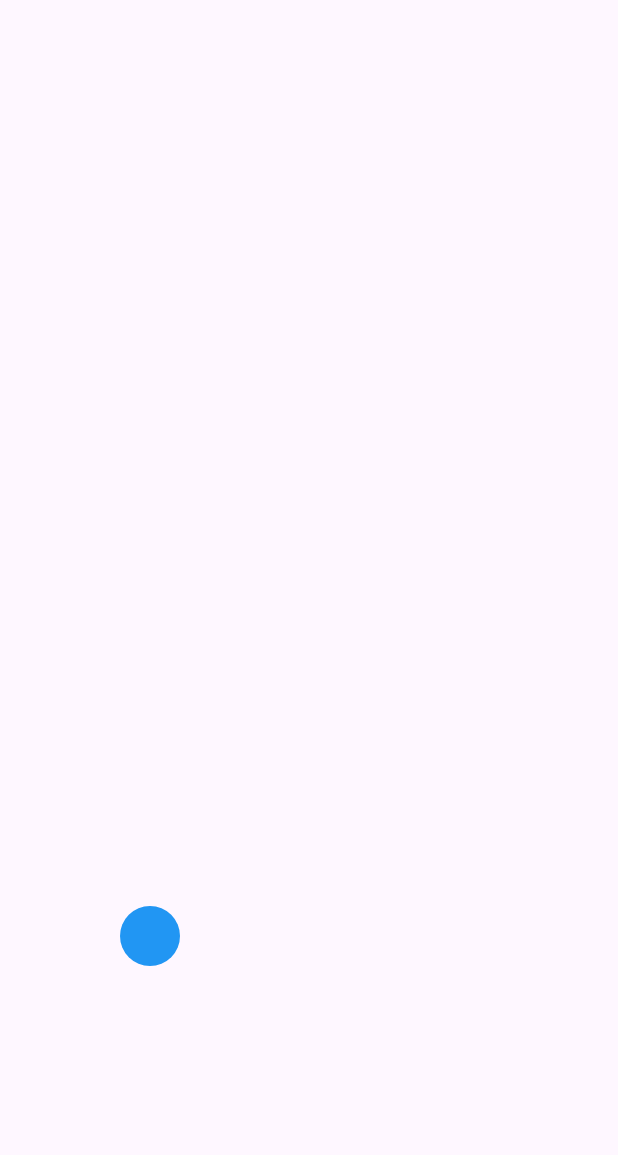
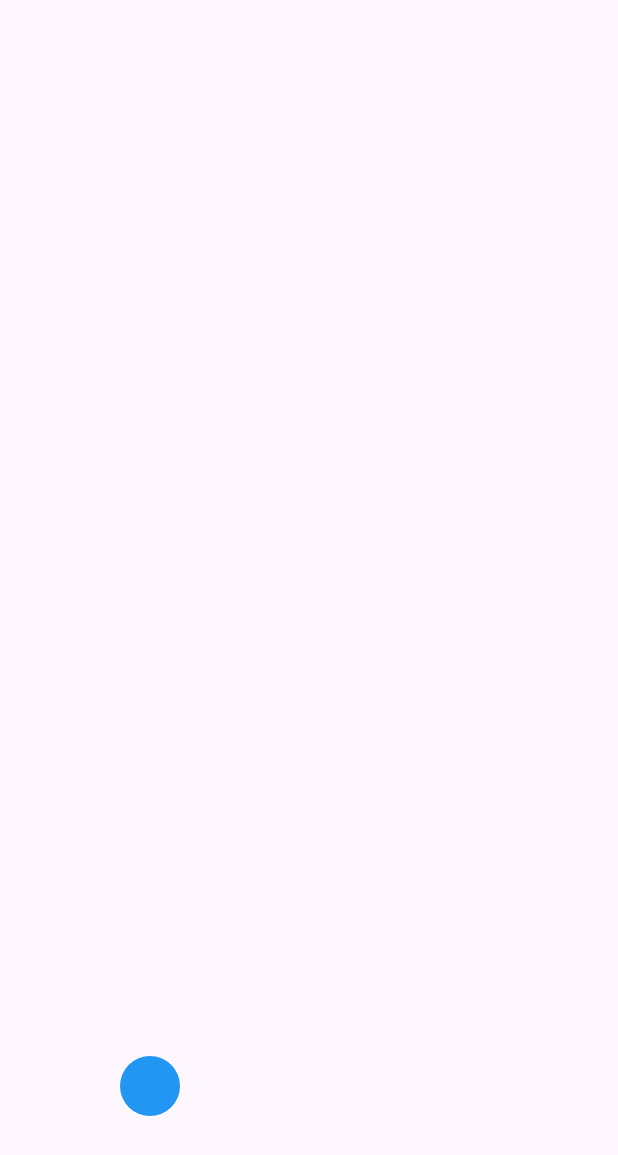
Before and after one commit to jayawardhanadskp/AnimationsFlutter, a Flutter app: the screen it shows after launch, on a phone screen of 412 x 824 dp. Shown: the top 1155 px of the screen. Run offline on Flutter 3.47's test engine with Material 3 defaults, Android fonts, the phone set to English and light mode, and no system bars.

Commit message:
snimation done

```diff
--- a/lib/custom_painter_example/bouncing_ball_animation.dart
+++ b/lib/custom_painter_example/bouncing_ball_animation.dart
@@ -7,7 +7,28 @@ class BouncingBallAnimation extends StatefulWidget {
   State<BouncingBallAnimation> createState() => _BouncingBallAnimationState();
 }
 
-class _BouncingBallAnimationState extends State<BouncingBallAnimation> {
+class _BouncingBallAnimationState extends State<BouncingBallAnimation>
+    with SingleTickerProviderStateMixin {
+  late AnimationController controller;
+  late Animation<double> animation;
+  @override
+  void initState() {
+    super.initState();
+    controller =
+        AnimationController(vsync: this, duration: const Duration(seconds: 1));
+    animation = Tween<double>(begin: 0, end: 1).animate(controller);
+
+    controller.forward();
+
+    animation.addStatusListener((status) {
+      if (status == AnimationStatus.completed) {
+        controller.reverse();
+      } else if (status == AnimationStatus.dismissed) {
+        controller.forward();
+      }
+    });
+  }
+
   @override
   Widget build(BuildContext context) {
     return Scaffold(
@@ -15,9 +36,14 @@ class _BouncingBallAnimationState extends State<BouncingBallAnimation> {
         child: Column(
           mainAxisAlignment: MainAxisAlignment.end,
           children: [
-            CustomPaint(
-              size: const Size(200, 200),
-              painter: BouncingBallPainter(),
+            RepaintBoundary(
+              child: AnimatedBuilder(
+                animation: animation,
+                builder: (context, child) => CustomPaint(
+                  size: const Size(200, 200),
+                  painter: BouncingBallPainter(animation.value),
+                ),
+              ),
             )
           ],
         ),
@@ -27,10 +53,15 @@ class _BouncingBallAnimationState extends State<BouncingBallAnimation> {
 }
 
 class BouncingBallPainter extends CustomPainter {
+  final double animationValue;
+  BouncingBallPainter(this.animationValue) {
+    print(animationValue);
+  }
+
   @override
   void paint(Canvas canvas, Size size) {
     canvas.drawCircle(
-      Offset(size.width / 2, 0),
+      Offset(size.width / 2, size.height - (size.height * animationValue)),
       20,
       Paint()..color = Colors.blue,
     );
```
